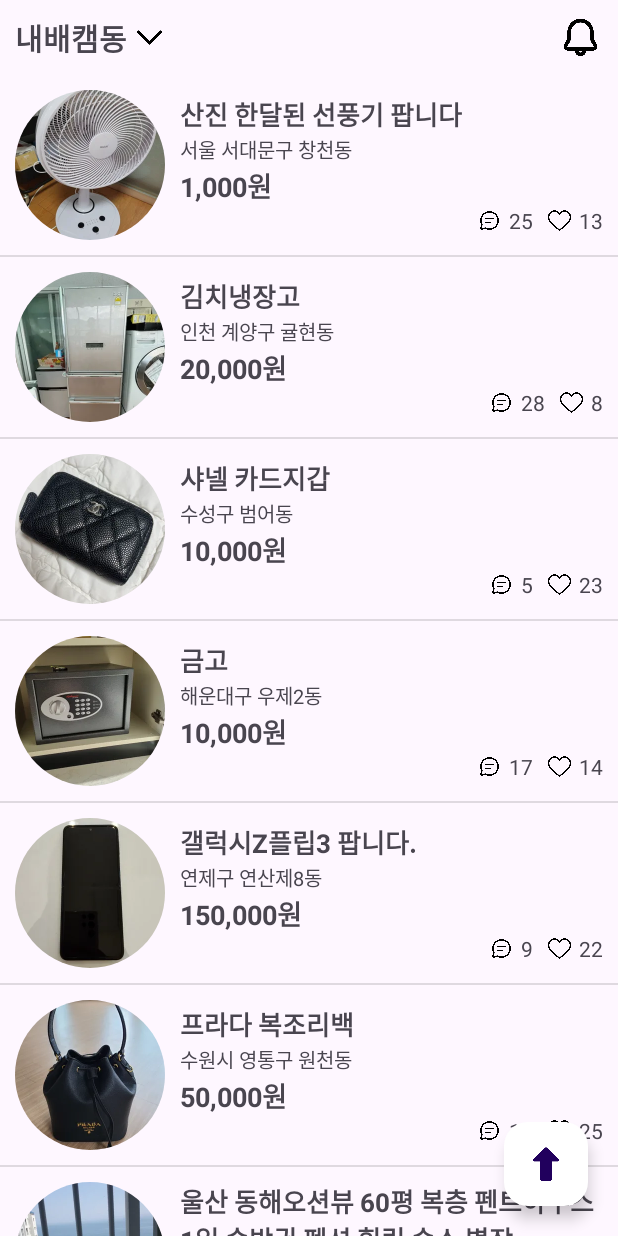
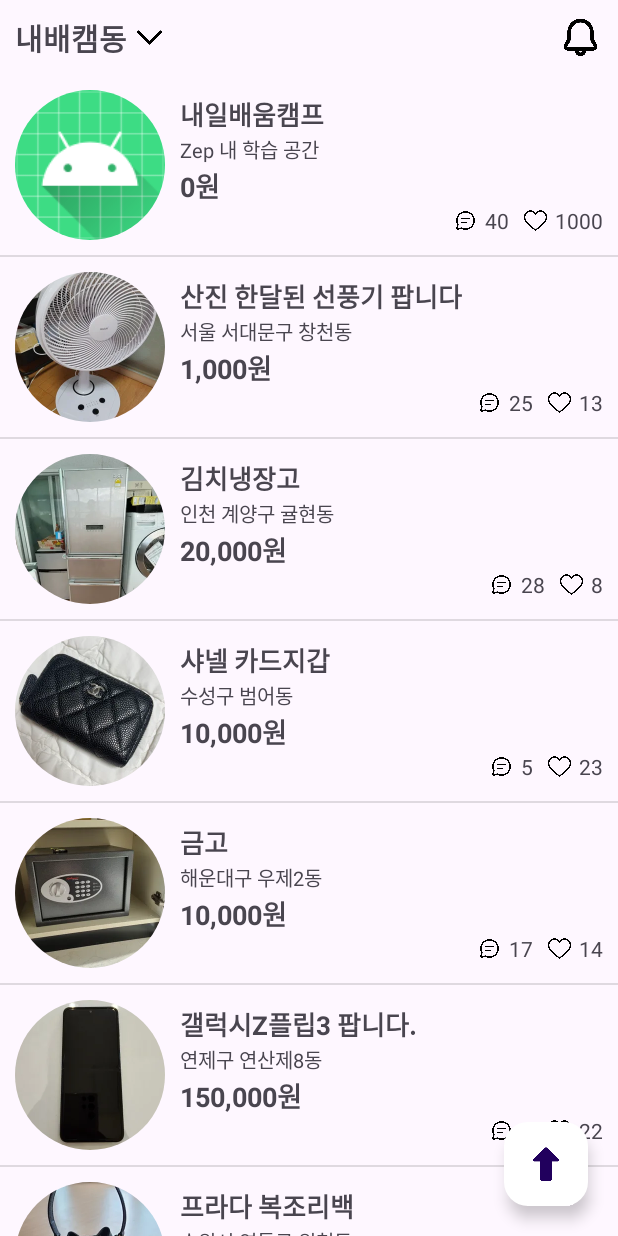
Before and after one commit to Jisung15/Apple-Market, an Android app: the screen it shows after launch (MainActivity), after a tap on an icon or button, on a phone screen of 412 x 824 dp. Run offline under Robolectric (Android 15) with nearby library versions, the phone set to English and light mode, and no system bars; plain views replace RoundedImageView; 1 other tap on this screen came first.

Commit message:
코드 수정

```diff
--- a/app/src/main/java/com/example/applemarket/MainActivity.kt
+++ b/app/src/main/java/com/example/applemarket/MainActivity.kt
@@ -312,6 +312,14 @@ class MainActivity : AppCompatActivity() {
                 }
             }
         })
+
+        val item1 = Item(R.mipmap.ic_launcher, getString(R.string.item1_text), getString(R.string.item1_adress), 0, 40, 1000, getString(R.string.item1_name), getString(R.string.item1_message))
+
+        binding.ivMainTitleImage.setOnClickListener {
+            Toast.makeText(this, getString(R.string.add_toast_ext), Toast.LENGTH_SHORT).show()
+            dataList.add(0, item1)
+            adapter.notifyDataSetChanged()
+        }
     }
 
     // 좋아요 개수, 이미지 업데이트 하는 부분
--- a/app/src/main/res/values/strings.xml
+++ b/app/src/main/res/values/strings.xml
@@ -91,4 +91,13 @@
     <string name="tv_show_detail_button">더보기</string>
 
     <string name="empty">모든 항목이 삭제되었습니다.</string>
+
+    <string name="add_toast_ext">상품이 추가되었습니다.</string>
+
+    <string name="item1_text">내일배움캠프</string>
+    <string name="item1_adress">Zep 내 학습 공간</string>
+    <string name="item1_name">Android 앱 개발 과정</string>
+    <string name="item1_message">
+        안드로이드 앱 개발은 커녕, 프로그램 개발 쪽에 아예 문외한이시라고요?\n\n그런 고민을 가지고 계신 여러분들을 위해 내일배움캠프가 도와드립니다!\n\n저희를 믿고 따라만 와주세요!\n\n4~5개월 내에 취업이 가능합니다! 전문 튜터님들과 전문 강의들로 채워진 12시간의 알찬 경험!\n\n자신만의 앱을 만들고 싶으시다면 당장 지원해 주세요!
+    </string>
 </resources>
```
